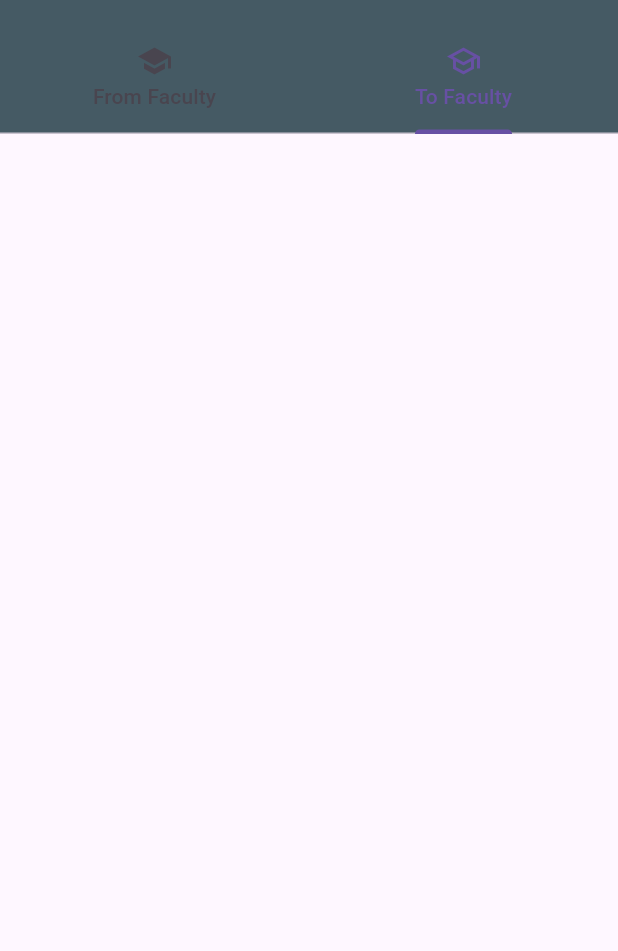
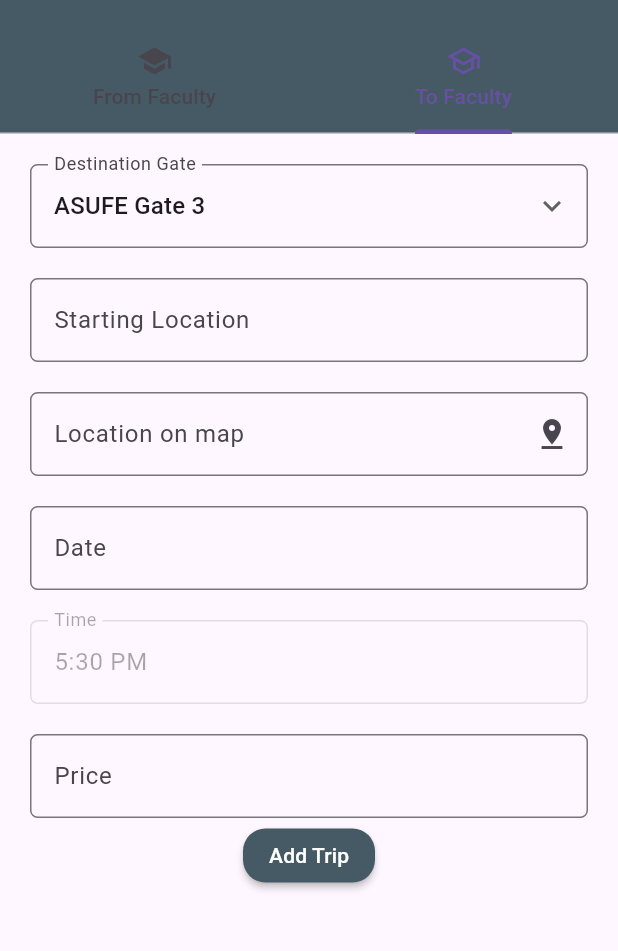
Before and after one commit to OmarElbanna/CARPOOL-Driver, a Flutter app: the HomeScreen screen opened by its route, tab 2 chosen, on a phone screen of 412 x 824 dp, the part 61-1012 px from its top. Run offline on Flutter 3.47's test engine with Material 3 defaults, Android fonts, the phone set to English and light mode, and no system bars; our stand-ins replace awesome_dialog, cloud_firestore, firebase_auth, firebase_core, flutter_spinkit, fluttertoast and 2 more; missing offline and left inert: dart:ffi, flutter_polyline_points; accounts and stored records are empty.

Commit message:
Created a separate form for to faculty trips

```diff
--- a/lib/FromFaculty.dart
+++ b/lib/FromFaculty.dart
@@ -1,4 +1,3 @@
-import 'dart:math';
 
 import 'package:carpool_driver/PinLocation.dart';
 import 'package:flutter/material.dart';
@@ -57,7 +56,7 @@ class _FromFacultyState extends State<FromFaculty> {
 
   @override
   void initState() {
-    time.text = "5:30";
+    time.text = "7:30 AM";
     pickedDate = null;
     super.initState();
   }
@@ -75,7 +74,7 @@ class _FromFacultyState extends State<FromFaculty> {
               DropdownButtonFormField(
                 validator: validateGate,
                 decoration: const InputDecoration(
-                  label: Text("Gate"),
+                  label: Text("Starting Gate"),
                   border: OutlineInputBorder(
                       borderRadius: BorderRadius.all(Radius.circular(5))),
                 ),
--- a/lib/Home.dart
+++ b/lib/Home.dart
@@ -1,6 +1,7 @@
 import 'dart:async';
 
 import 'package:carpool_driver/FromFaculty.dart';
+import 'package:carpool_driver/ToFaculty.dart';
 
 import 'Account.dart';
 import 'package:cloud_firestore/cloud_firestore.dart';
@@ -57,19 +58,7 @@ class _HomeScreenState extends State<HomeScreen> {
         body: const TabBarView(
           children: [
             FromFaculty(),
-            SingleChildScrollView(
-              child: Center(
-                  child: Padding(
-                padding: EdgeInsets.all(20.0),
-                child: Form(
-                  // key: _formKey,
-                  child: Column(
-                    // mainAxisAlignment: MainAxisAlignment.center,
-                    children: [],
-                  ),
-                ),
-              )),
-            ),
+            ToFaculty(),
           ],
         ),
         drawer: Drawer(
--- /dev/null
+++ b/lib/ToFaculty.dart
@@ -0,0 +1,223 @@
+
+import 'package:carpool_driver/PinLocation.dart';
+import 'package:flutter/material.dart';
+import 'package:google_maps_flutter/google_maps_flutter.dart';
+
+class ToFaculty extends StatefulWidget {
+  const ToFaculty({super.key});
+
+  @override
+  State<ToFaculty> createState() => _ToFacultyState();
+}
+
+class _ToFacultyState extends State<ToFaculty> {
+  TextEditingController dateInput = TextEditingController();
+  TextEditingController time = TextEditingController();
+  TextEditingController destination = TextEditingController();
+  TextEditingController price = TextEditingController();
+  TextEditingController map = TextEditingController();
+  final _formKey = GlobalKey<FormState>();
+  LatLng? selectedLocation;
+
+  late DateTime? pickedDate;
+  var gates = [
+    'ASUFE Gate 3',
+    'ASUFE Gate 4',
+  ];
+  String fromdropdownvalue = 'ASUFE Gate 3';
+
+  String? validateDestination(String? value) {
+    if (value == null || value.isEmpty) {
+      return 'Destination is required';
+    }
+    return null;
+  }
+
+  String? validatePrice(String? value) {
+    if (value == null || value.isEmpty) {
+      return 'Price is required';
+    }
+    return null;
+  }
+
+  String? validateDate(String? value) {
+    if (pickedDate == null) {
+      return 'Date is required';
+    }
+    return null;
+  }
+
+  String? validateGate(String? value) {
+    if (fromdropdownvalue == null) {
+      return 'Gate is required';
+    }
+    return null;
+  }
+
+  @override
+  void initState() {
+    time.text = "5:30 PM";
+    pickedDate = null;
+    super.initState();
+  }
+
+  @override
+  Widget build(BuildContext context) {
+    return SingleChildScrollView(
+      child: Center(
+          child: Padding(
+            padding: const EdgeInsets.all(20.0),
+            child: Form(
+              key: _formKey,
+              child: Column(
+                children: [
+                  DropdownButtonFormField(
+                    validator: validateGate,
+                    decoration: const InputDecoration(
+                      label: Text("Destination Gate"),
+                      border: OutlineInputBorder(
+                          borderRadius: BorderRadius.all(Radius.circular(5))),
+                    ),
+                    items: gates.map((String items) {
+                      return DropdownMenuItem(
+                        value: items,
+                        child: Text(items),
+                      );
+                    }).toList(),
+                    onChanged: (String? newValue) {
+                      setState(() {
+                        fromdropdownvalue = newValue!;
+                      });
+                    },
+                    value: fromdropdownvalue,
+                    icon: const Icon(Icons.keyboard_arrow_down),
+                  ),
+                  const SizedBox(
+                    height: 20,
+                  ),
+                  TextFormField(
+                    controller: destination,
+                    validator: validateDestination,
+                    keyboardType: TextInputType.text,
+                    decoration: const InputDecoration(
+                      label: Text("Starting Location"),
+                      border: OutlineInputBorder(
+                          borderRadius: BorderRadius.all(Radius.circular(5))),
+                    ),
+                  ),
+                  const SizedBox(height: 20),
+                  TextFormField(
+                    readOnly: true,
+                    onTap: () async {
+                      selectedLocation = await Navigator.push(
+                        context,
+                        MaterialPageRoute(builder: (context) => PinLocationScreen()),
+                      );
+
+                      if (selectedLocation != null) {
+                        // Handle the selectedLocation
+                        print('Selected Location: $selectedLocation');
+                        setState(() {
+                          map.text = "Location is pinned successfully";
+                        });
+
+                      }
+                      else{
+                        setState(() {
+                          map.text = '';
+                        });
+                      }
+                    },
+                    controller: map,
+                    validator: (value) {
+                      if (selectedLocation == null) {
+                        return 'Please select a location on the map';
+                      }
+                      return null;
+                    },
+                    decoration: const InputDecoration(
+                      suffixIcon: Icon(Icons.pin_drop),
+                      label: Text("Location on map"),
+                      border: OutlineInputBorder(
+                          borderRadius:
+                          BorderRadius.all(Radius.circular(5))),
+                    ),
+                  ),
+                  const SizedBox(
+                    height: 20,
+                  ),
+                  TextFormField(
+                    controller: dateInput,
+                    validator: validateDate,
+                    decoration: const InputDecoration(
+                      label: Text("Date"),
+                      border: OutlineInputBorder(
+                          borderRadius: BorderRadius.all(Radius.circular(5))),
+                    ),
+                    readOnly: true,
+                    //set it true, so that user will not able to edit text
+                    onTap: () async {
+                      pickedDate = (await showDatePicker(
+                          context: context,
+                          initialDate: DateTime.now(),
+                          firstDate: DateTime.now(),
+                          lastDate: DateTime(2100)));
+                      if (pickedDate != null) {
+                        String formattedDate =
+                            "${pickedDate!.day}/${pickedDate!.month}/${pickedDate!.year}";
+                        print(pickedDate);
+                        setState(() {
+                          dateInput.text = formattedDate;
+                        });
+                      } else {}
+                    },
+                  ),
+                  const SizedBox(
+                    height: 20,
+                  ),
+                  TextFormField(
+                    enabled: false,
+                    readOnly: true,
+                    controller: time,
+                    keyboardType: TextInputType.text,
+                    decoration: const InputDecoration(
+                      label: Text("Time"),
+                      border: OutlineInputBorder(
+                          borderRadius: BorderRadius.all(Radius.circular(5))),
+                    ),
+                  ),
+                  const SizedBox(
+                    height: 20,
+                  ),
+                  TextFormField(
+                    controller: price,
+                    validator: validatePrice,
+                    keyboardType: TextInputType.number,
+                    decoration: const InputDecoration(
+                      label: Text("Price"),
+                      border: OutlineInputBorder(
+                          borderRadius: BorderRadius.all(Radius.circular(5))),
+                    ),
+                  ),
+                  const SizedBox(height: 1),
+                  MaterialButton(
+                    shape: RoundedRectangleBorder(
+                        borderRadius: BorderRadius.circular(15)),
+                    onPressed: () async {
+                      if (_formKey.currentState?.validate() ?? false) {}
+                    },
+                    color: Colors.blueGrey[700],
+                    child: const Text(
+                      "Add Trip",
+                      style: TextStyle(
+                        color: Colors.white,
+                      ),
+                    ),
+                  ),
+                ],
+              ),
+            ),
+          )),
+    );
+  }
+}
```
